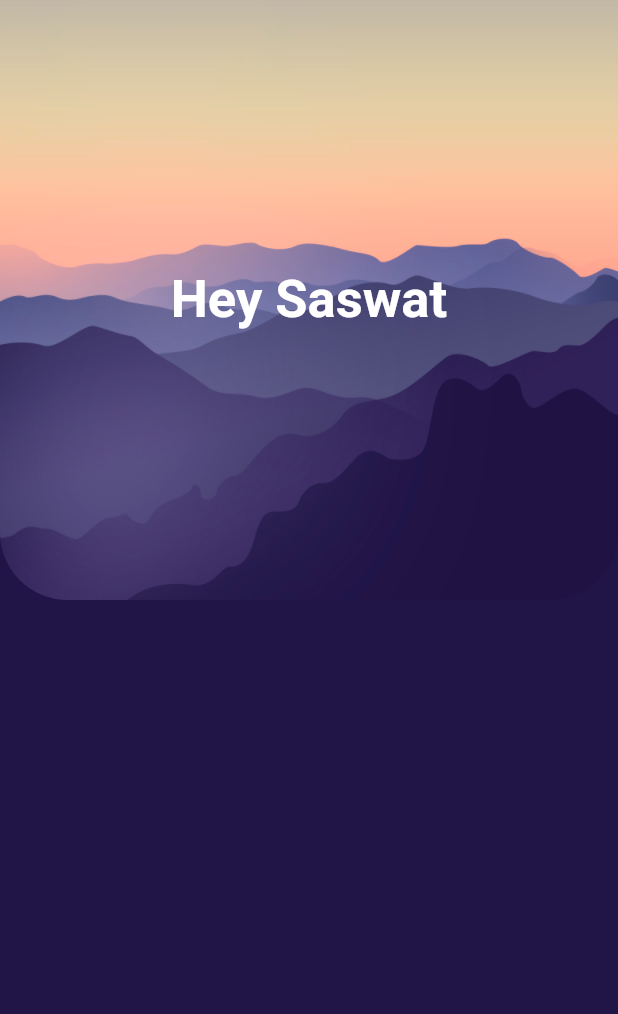
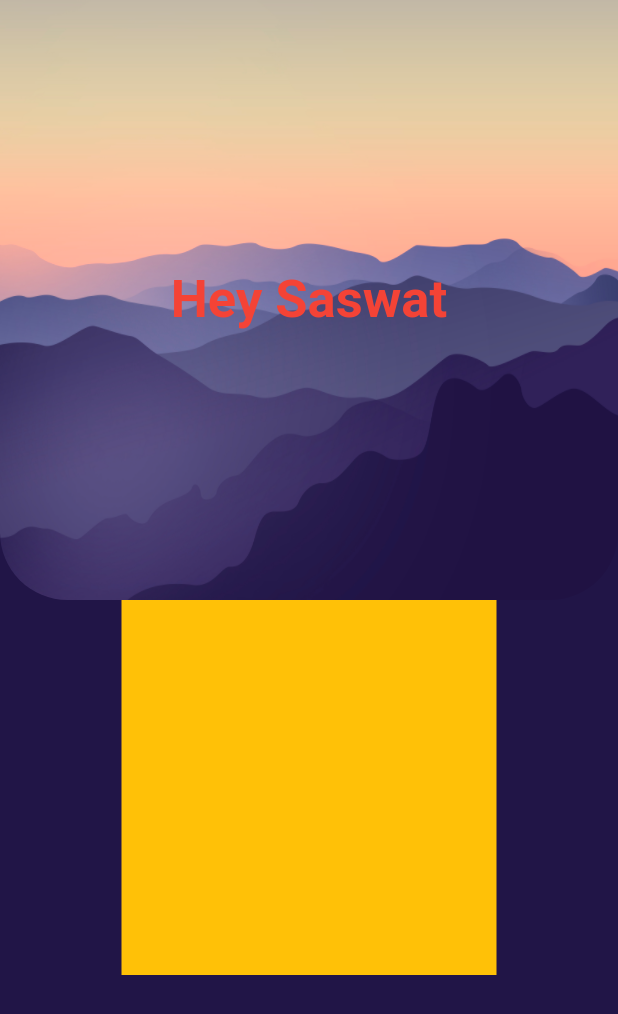
Before and after one commit to saswatbit/todoapp, a Flutter app: the screen it shows after launch, on a phone screen of 412 x 824 dp. Shown: the top 1014 px of the screen. Run offline on Flutter 3.47's test engine with Material 2 defaults, Android fonts, the phone set to English and light mode, and no system bars.

Commit message:
added base card widget

```diff
--- a/lib/homepage.dart
+++ b/lib/homepage.dart
@@ -36,13 +36,19 @@ class _HomeState extends State<Home> {
                         child: Text(
                           "Hey $name",
                           style: TextStyle(
-                                color: Colors.white,
+                              color: Colors.red,
                               fontSize: 35,
                               fontWeight: FontWeight.bold),
                         ),
                       )),
                 ],
-                )),
+              ),
+            ),
+            Container(
+              height: 250,
+              width: 250,
+              color: Colors.amber,
+            ),
           ],
         ),
       ),
```
Lines whose indentation alone changed are shown as unchanged.
